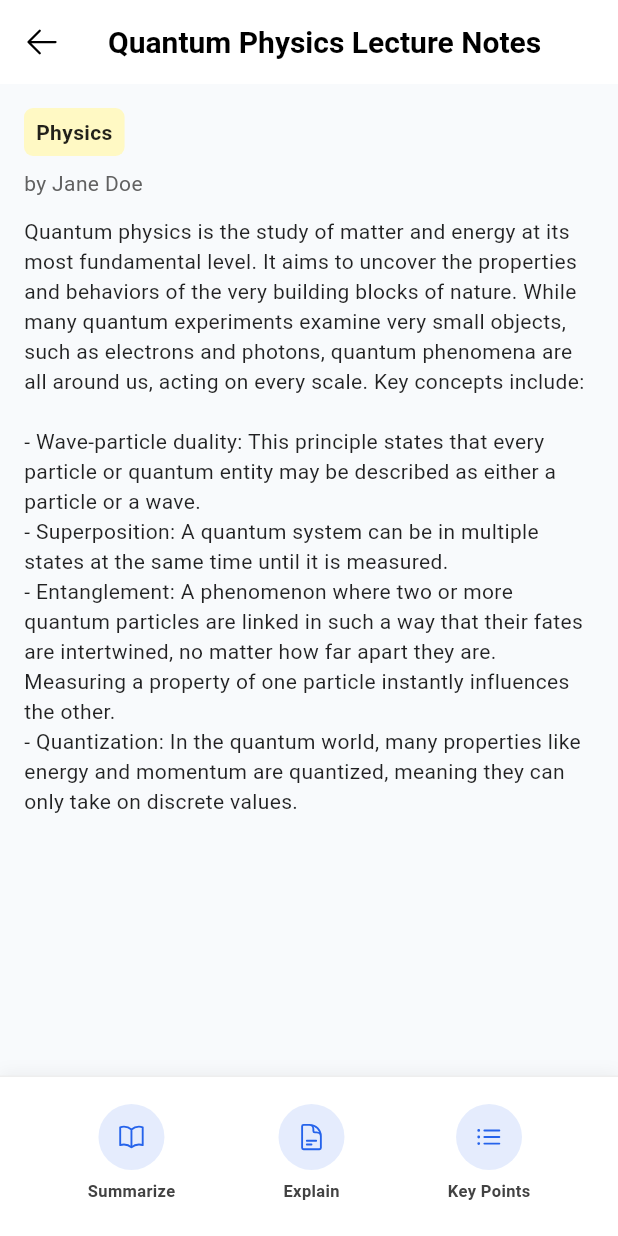
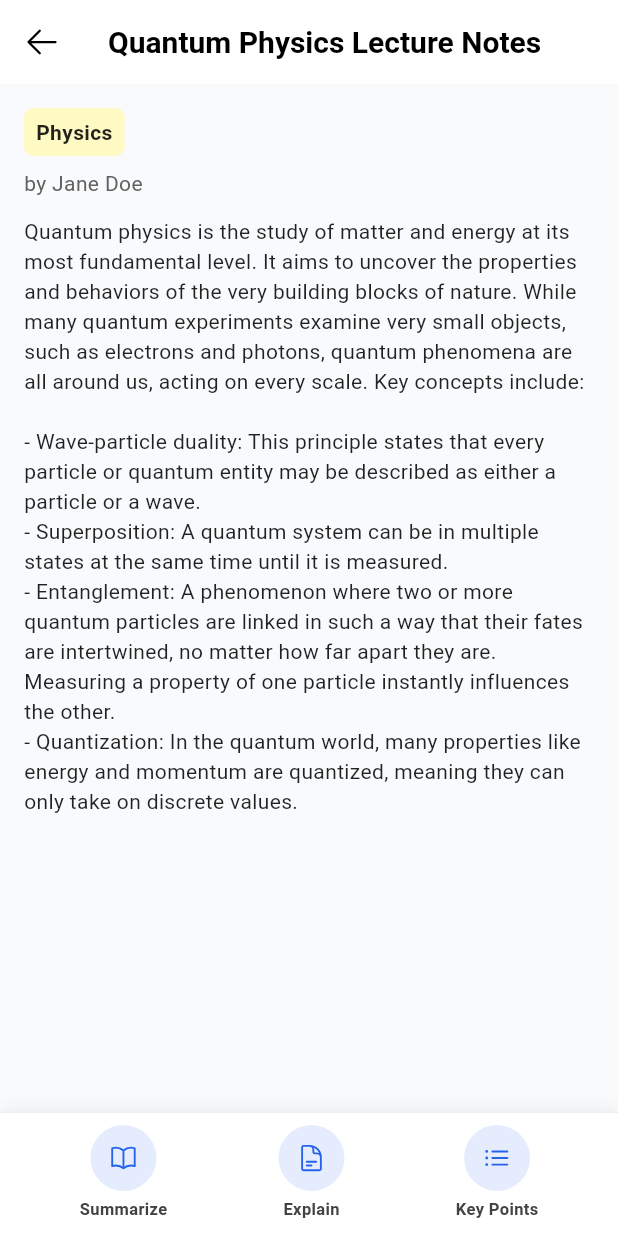
Before and after one commit to barshanpoddar/campusOwl-new, a Flutter app: the NoteDetailScreen screen opened directly with sample values from the repository, on a phone screen of 412 x 824 dp. Run offline on Flutter 3.47's test engine with Material 3 defaults, Android fonts, the phone set to English and light mode, and no system bars; our stand-ins replace flutter_svg, internet_connection_checker, shared_preferences; accounts and stored records are empty; Roboto replaces fonts that are missing (Poppins).

Commit message:
Refactor: Reduce padding in action button bar for a more compact layout in NoteDetailScreen

```diff
--- a/lib/screens/note_detail_screen.dart
+++ b/lib/screens/note_detail_screen.dart
@@ -88,7 +88,8 @@ class _NoteDetailScreenState extends State<NoteDetailScreen> {
           ),
           // Action buttons bar at the bottom
           Container(
-            padding: const EdgeInsets.symmetric(horizontal: 24, vertical: 16),
+            // reduced vertical padding to make the bar more compact
+            padding: const EdgeInsets.symmetric(horizontal: 16, vertical: 8),
             decoration: BoxDecoration(
               color: Colors.white,
               border: Border(top: BorderSide(color: Colors.grey.shade200)),
@@ -140,8 +141,8 @@ class _NoteDetailScreenState extends State<NoteDetailScreen> {
     return InkWell(
       onTap: onTap,
       borderRadius: BorderRadius.circular(12),
-      child: Container(
-        padding: const EdgeInsets.symmetric(horizontal: 6, vertical: 2),
+  child: Container(
+  padding: const EdgeInsets.symmetric(horizontal: 6, vertical: 0),
         child: Column(
           mainAxisSize: MainAxisSize.min,
           children: [
@@ -164,7 +165,7 @@ class _NoteDetailScreenState extends State<NoteDetailScreen> {
                       ),
               ),
             ),
-            const SizedBox(height: 6),
+            const SizedBox(height: 4),
             Text(
               label,
               style: TextStyle(
@@ -173,7 +174,7 @@ class _NoteDetailScreenState extends State<NoteDetailScreen> {
                 color: Colors.grey[800],
               ),
             ),
-            const SizedBox(height: 4),
+            const SizedBox(height: 2),
           ],
         ),
       ),
```
